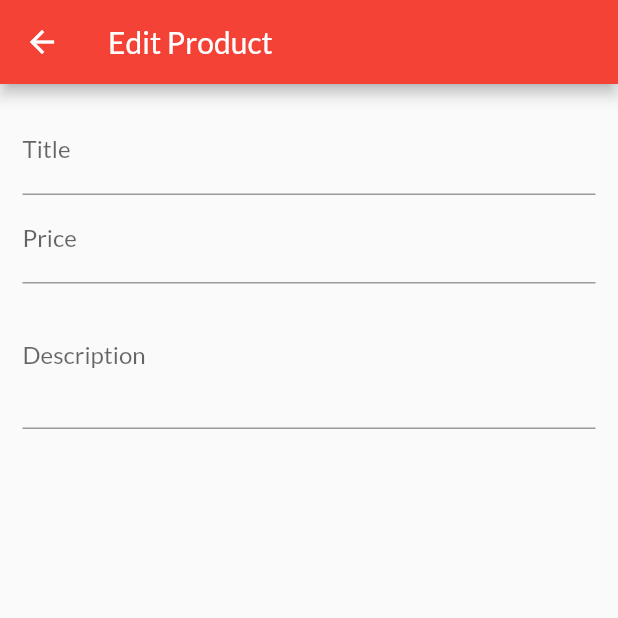
After one commit to yugal1005/shop_app, a Flutter app: the EditProductScreen screen opened by its route, on a phone screen of 412 x 824 dp, the top half of it. The commit adds this screen. Run offline on Flutter 3.47's test engine with Material 2 defaults, Android fonts, the phone set to English and light mode, and no system bars; missing offline and left inert: dart:ffi; network calls fail.

Commit message:
Added manage product screen

```diff
--- a/lib/main.dart
+++ b/lib/main.dart
@@ -8,6 +8,8 @@ import './providers/products.dart';
 import '../providers/cart.dart';
 import './providers/orders.dart';
 import './screens/orders_screen.dart';
+import './screens/user_product_screen.dart';
+import './screens/edit_product_screen.dart';
 
 void main() => runApp(MyApp());
 
@@ -40,6 +42,8 @@ class MyApp extends StatelessWidget {
           CartScreen.routeName: (ctx) => CartScreen(),
           ProductDetailScreen.routeName: (ctx) => ProductDetailScreen(),
           OrderScreen.routeName: (ctx) => OrderScreen(),
+          UserProductScreen.routeName: (ctx) => UserProductScreen(),
+          EditProductScreen.routeName: (ctx) => EditProductScreen(),
         },
       ),
     );
--- /dev/null
+++ b/lib/screens/edit_product_screen.dart
@@ -0,0 +1,65 @@
+import 'package:flutter/material.dart';
+
+class EditProductScreen extends StatefulWidget {
+  static const routeName = "/edit-product";
+  @override
+  _EditProductScreenState createState() => _EditProductScreenState();
+}
+
+class _EditProductScreenState extends State<EditProductScreen> {
+  final _priceFocusNode = FocusNode();
+  final _descriptionFocusNode = FocusNode();
+
+  @override
+  void dispose() {
+    _descriptionFocusNode.dispose();
+    _priceFocusNode.dispose();
+    super.dispose();
+  }
+
+  @override
+  Widget build(BuildContext context) {
+    return Scaffold(
+      appBar: AppBar(
+        title: Text("Edit Product"),
+      ),
+      body: Padding(
+        padding: EdgeInsets.all(15),
+        child: Form(
+          child: ListView(
+            children: [
+              TextFormField(
+                decoration: InputDecoration(
+                  label: Text("Title"),
+                ),
+                textInputAction: TextInputAction.next,
+                onFieldSubmitted: (_) {
+                  FocusScope.of(context).requestFocus(_priceFocusNode);
+                },
+              ),
+              TextFormField(
+                decoration: InputDecoration(
+                  label: Text("Price"),
+                ),
+                textInputAction: TextInputAction.next,
+                keyboardType: TextInputType.number,
+                focusNode: _priceFocusNode,
+                onFieldSubmitted: (_) {
+                  FocusScope.of(context).requestFocus(_descriptionFocusNode);
+                },
+              ),
+              TextFormField(
+                decoration: InputDecoration(
+                  label: Text("Description"),
+                ),
+                maxLines: 3,
+                keyboardType: TextInputType.multiline,
+                focusNode: _descriptionFocusNode,
+              ),
+            ],
+          ),
+        ),
+      ),
+    );
+  }
+}
```
Also changed, not shown: lib/screens/user_product_screen.dart (added, +45 -0 lines), lib/widget/main_drawer.dart (+11 -3 lines), lib/widget/user_product_item.dart (added, +36 -0 lines), pubspec.lock.
